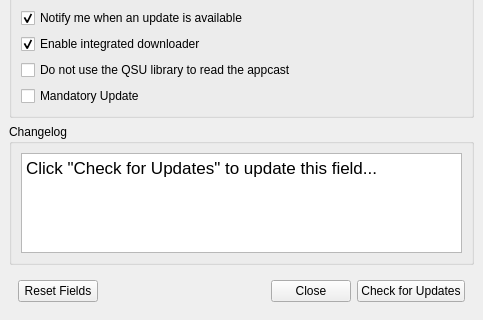
Before: the Qt Designer form eCV/QSimpleUpdater/tutorial/src/Window.ui in Asher-1/ACloudViewer, drawn with Qt 5; both pictures show x 0 to 483 and y 174 to 494 of the 483 by 494 pixel window.
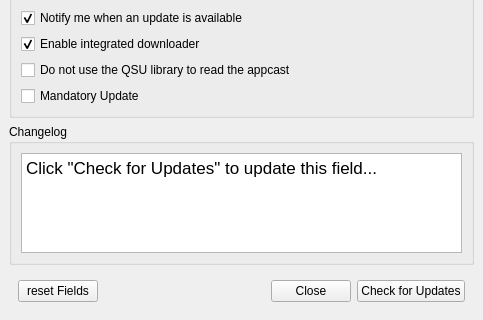
After: the same form once the commit is applied. Icons and pictures are not drawn.

What changed in the file:
```diff
--- a/eCV/QSimpleUpdater/tutorial/src/Window.ui
+++ b/eCV/QSimpleUpdater/tutorial/src/Window.ui
@@ -178,7 +178,7 @@
        <item>
         <widget class="QPushButton" name="resetButton">
          <property name="text">
-          <string>Reset Fields</string>
+          <string>reset Fields</string>
          </property>
         </widget>
        </item>
```
